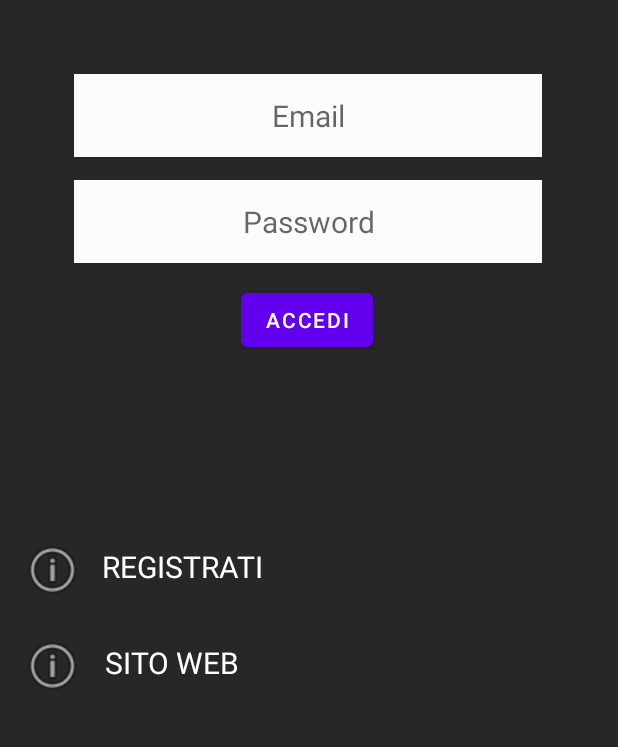
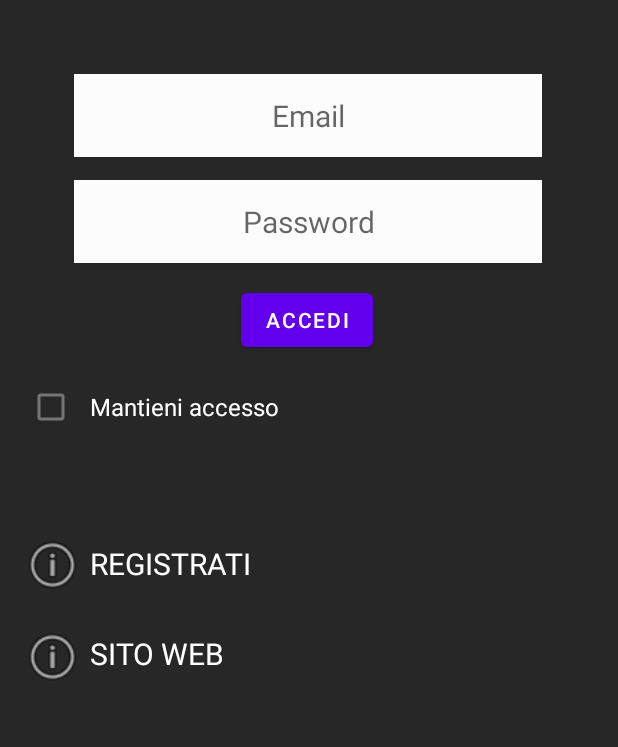
Before and after one commit to LuDaFiggi/Gestione_Magazzino, an Android app: the screen it shows after launch (MainActivity), on a phone screen of 412 x 824 dp, the part 321-1068 px from its top. Run offline under Robolectric (Android 15) with nearby library versions, the phone set to English and light mode, and no system bars.

Commit message:
update android 1.2
FInalizzata finestra di log-in, aggiunto link alla homepage del sito, aggiunta checkbox per l'auto accesso

```diff
--- a/AppAndroid/OWO/app/src/main/AndroidManifest.xml
+++ b/AppAndroid/OWO/app/src/main/AndroidManifest.xml
@@ -7,9 +7,9 @@
 
     <application
         android:allowBackup="true"
-        android:icon="@mipmap/ic_launcher"
+        android:icon="@mipmap/ic_launcher_owo"
         android:label="@string/app_name"
-        android:roundIcon="@mipmap/ic_launcher_round"
+        android:roundIcon="@mipmap/ic_launcher_owo_round"
         android:supportsRtl="true"
         android:theme="@style/Theme.OWO"
         android:usesCleartextTraffic="true">
--- a/AppAndroid/OWO/app/src/main/java/com/example/owo/MainActivity.java
+++ b/AppAndroid/OWO/app/src/main/java/com/example/owo/MainActivity.java
@@ -5,6 +5,7 @@ import androidx.appcompat.app.AppCompatActivity;
 
 import android.app.Activity;
 import android.content.Intent;
+import android.net.Uri;
 import android.net.wifi.WifiManager;
 import android.os.Bundle;
 import android.os.Handler;
@@ -52,12 +53,15 @@ public class MainActivity extends AppCompatActivity {
             @Override
             public void onClick(View v) {
                 //redirect al sito
+                Uri uri = Uri.parse(Condivisa.path); // missing 'http://' will cause crashed
+                Intent intent = new Intent(Intent.ACTION_VIEW, uri);
+                startActivity(intent);
             }
         });
         reg.setOnClickListener(new View.OnClickListener() {
             @Override
             public void onClick(View v) {
-                openRegisterActivity();
+                //redirect sito register
             }
         });
 
--- a/AppAndroid/OWO/app/src/main/res/layout/activity_main.xml
+++ b/AppAndroid/OWO/app/src/main/res/layout/activity_main.xml
@@ -92,20 +92,43 @@
         android:id="@+id/txtRegistrati"
         android:layout_width="127dp"
         android:layout_height="36dp"
-        android:layout_marginStart="68dp"
-        android:layout_marginBottom="28dp"
+        android:layout_marginStart="-10dp"
+        android:layout_marginBottom="24dp"
         android:text="registrati"
         android:textAllCaps="true"
         android:textColor="@color/white"
         android:textSize="20sp"
         app:layout_constraintBottom_toTopOf="@+id/txtSito"
-        app:layout_constraintStart_toStartOf="parent" />
+        app:layout_constraintStart_toEndOf="@+id/imageView3" />
+
+    <ImageView
+        android:id="@+id/imageView3"
+        android:layout_width="70dp"
+        android:layout_height="44dp"
+        android:layout_marginBottom="23dp"
+        android:cropToPadding="true"
+        app:layout_constraintBottom_toTopOf="@+id/txtSito"
+        app:layout_constraintStart_toStartOf="parent"
+        app:srcCompat="@android:drawable/ic_menu_info_details"
+        tools:srcCompat="@android:drawable/ic_menu_info_details" />
+
+    <ImageView
+        android:id="@+id/imageView2"
+        android:layout_width="70dp"
+        android:layout_height="44dp"
+        android:layout_marginBottom="150dp"
+        android:cropToPadding="true"
+        app:layout_constraintBottom_toBottomOf="parent"
+        app:layout_constraintStart_toStartOf="parent"
+        app:srcCompat="@android:drawable/ic_menu_info_details"
+        tools:srcCompat="@android:drawable/ic_menu_info_details" />
 
     <TextView
         android:id="@+id/txtSito"
         android:layout_width="127dp"
         android:layout_height="38dp"
-        android:layout_marginBottom="144dp"
+        android:layout_marginStart="-10dp"
+        android:layout_marginBottom="150dp"
         android:text="Sito web"
         android:textAlignment="textStart"
         android:textAllCaps="true"
@@ -114,26 +137,17 @@
         app:layout_constraintBottom_toBottomOf="parent"
         app:layout_constraintStart_toEndOf="@+id/imageView2" />
 
-    <ImageView
-        android:id="@+id/imageView2"
-        android:layout_width="70dp"
-        android:layout_height="44dp"
-        android:layout_marginBottom="144dp"
-        android:cropToPadding="true"
-        app:layout_constraintBottom_toBottomOf="parent"
+    <CheckBox
+        android:id="@+id/checkBox"
+        android:layout_width="wrap_content"
+        android:layout_height="wrap_content"
+        android:layout_marginStart="18dp"
+        android:layout_marginTop="10dp"
+        android:paddingStart="10dp"
+        android:text="Mantieni accesso"
+        android:textColor="@color/white"
+        android:textSize="16sp"
         app:layout_constraintStart_toStartOf="parent"
-        app:srcCompat="@android:drawable/ic_menu_info_details"
-        tools:srcCompat="@android:drawable/ic_menu_info_details" />
-
-    <ImageView
-        android:id="@+id/imageView3"
-        android:layout_width="70dp"
-        android:layout_height="44dp"
-        android:layout_marginBottom="208dp"
-        android:cropToPadding="true"
-        app:layout_constraintBottom_toBottomOf="parent"
-        app:layout_constraintStart_toStartOf="parent"
-        app:srcCompat="@android:drawable/ic_menu_info_details"
-        tools:srcCompat="@android:drawable/ic_menu_info_details" />
+        app:layout_constraintTop_toBottomOf="@+id/submit" />
 
 </androidx.constraintlayout.widget.ConstraintLayout>
```
Also changed, not shown: AppAndroid/OWO/app/src/main/res/drawable/ic_launcher_owo_background.xml (added, +78 -0 lines), AppAndroid/OWO/app/src/main/ic_launcher_owo-playstore.png (added), AppAndroid/OWO/app/src/main/res/mipmap-hdpi/ic_launcher_owo.png (added), AppAndroid/OWO/app/src/main/res/mipmap-hdpi/ic_launcher_owo_round.png (added), AppAndroid/OWO/app/src/main/res/mipmap-mdpi/ic_launcher_owo.png (added), AppAndroid/OWO/app/src/main/res/mipmap-mdpi/ic_launcher_owo_round.png (added), AppAndroid/OWO/app/src/main/res/mipmap-xhdpi/ic_launcher_owo.png (added), AppAndroid/OWO/app/src/main/res/mipmap-xhdpi/ic_launcher_owo_round.png (added), AppAndroid/OWO/app/src/main/res/mipmap-xxhdpi/ic_launcher_owo.png (added), AppAndroid/OWO/app/src/main/res/mipmap-xxhdpi/ic_launcher_owo_round.png (added), AppAndroid/OWO/app/src/main/res/mipmap-xxxhdpi/ic_launcher_owo.png (added), AppAndroid/OWO/app/src/main/res/mipmap-xxxhdpi/ic_launcher_owo_round.png (added).
